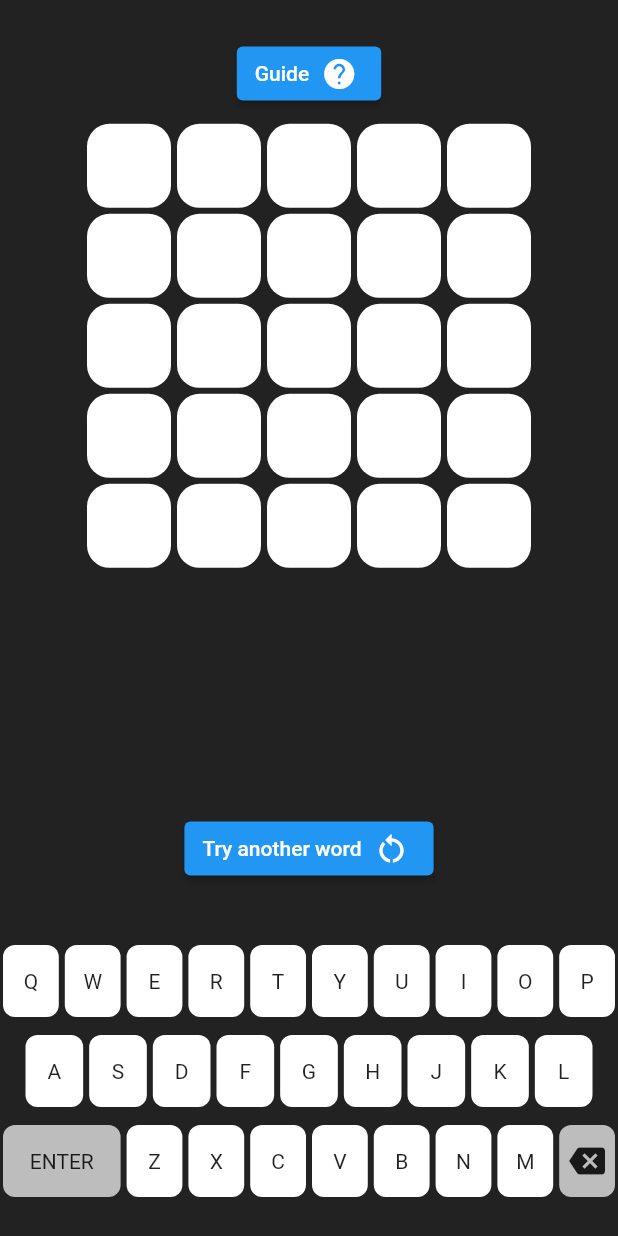
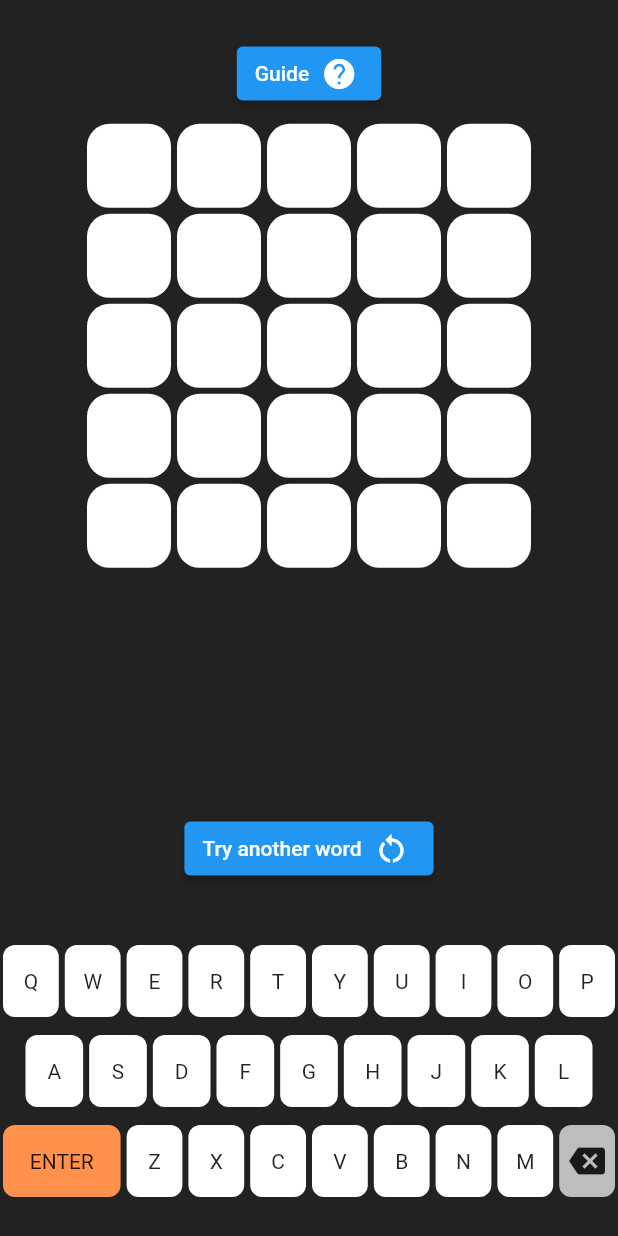
Before and after one commit to Manuiq/wordle-flutter, a Flutter app: the screen it shows after launch, on a phone screen of 412 x 824 dp. Run offline on Flutter 3.47's test engine with Material 2 defaults, Android fonts, the phone set to English and light mode, and no system bars; our stand-ins replace device_info_plus; missing offline and left inert: dart:ffi; project files that could hold a hidden picture were left out.

Commit message:
accessibility test

```diff
--- a/lib/widgets.dart
+++ b/lib/widgets.dart
@@ -109,7 +109,7 @@ class CustomKeyboard extends StatelessWidget {
       child: Row(
         children: [
           TextKey(
-            color: Colors.grey.shade400,
+            color: const Color(0xffff914d),
             text: 'Enter',
             flex: 2,
             onTextInput: _enterHandler,
```
